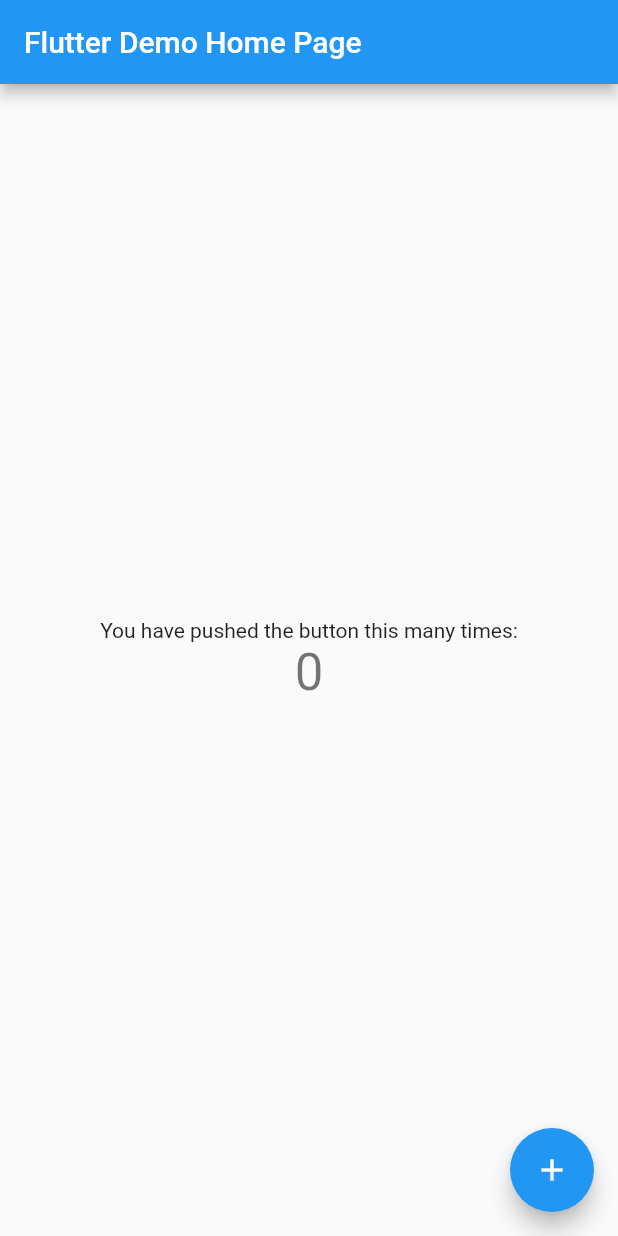
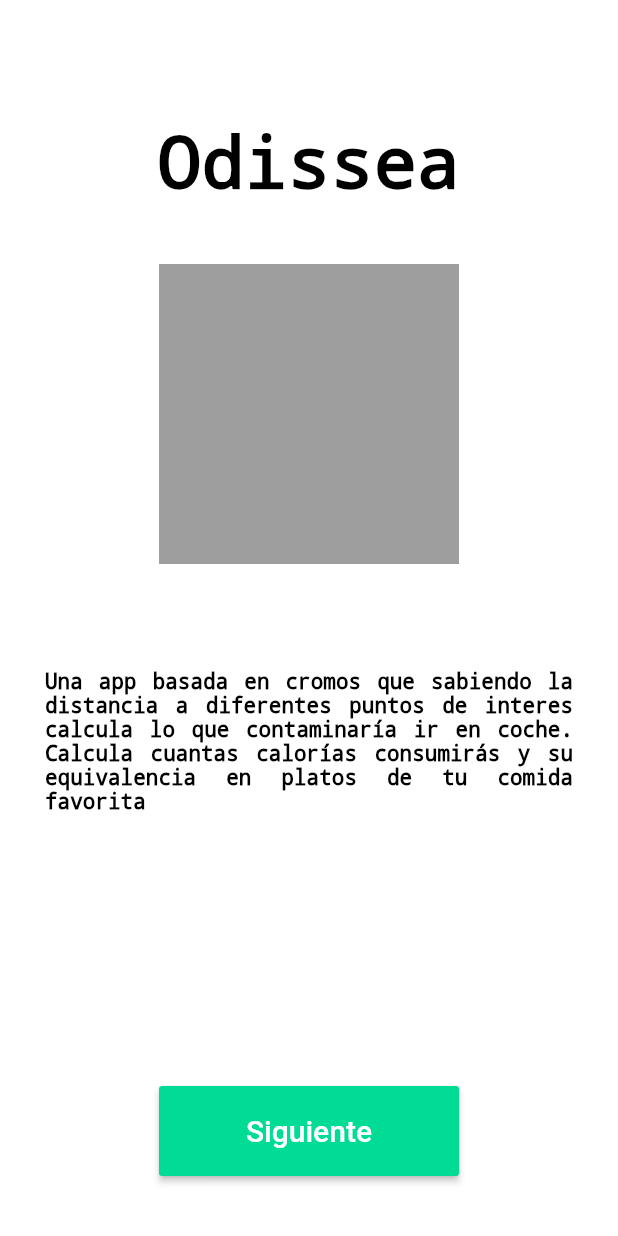
Before and after one commit to iscopan/odissea, a Flutter app: the screen it shows after launch, on a phone screen of 412 x 824 dp. Run offline on Flutter 3.47's test engine with Material 2 defaults, Android fonts, the phone set to English and light mode, and no system bars.

Commit message:
Tutorial 1.0

```diff
--- a/lib/main.dart
+++ b/lib/main.dart
@@ -1,111 +1,15 @@
 import 'package:flutter/material.dart';
+import 'package:odissea/tutorial.dart';
 
 void main() => runApp(MyApp());
 
 class MyApp extends StatelessWidget {
-  // This widget is the root of your application.
   @override
   Widget build(BuildContext context) {
     return MaterialApp(
-      title: 'Flutter Demo',
-      theme: ThemeData(
-        // This is the theme of your application.
-        //
-        // Try running your application with "flutter run". You'll see the
-        // application has a blue toolbar. Then, without quitting the app, try
-        // changing the primarySwatch below to Colors.green and then invoke
-        // "hot reload" (press "r" in the console where you ran "flutter run",
-        // or simply save your changes to "hot reload" in a Flutter IDE).
-        // Notice that the counter didn't reset back to zero; the application
-        // is not restarted.
-        primarySwatch: Colors.blue,
-      ),
-      home: MyHomePage(title: 'Flutter Demo Home Page'),
+      themeMode: ThemeMode.system,
+      home: PantallaTutorial(),
     );
   }
+
 }
-
-class MyHomePage extends StatefulWidget {
-  MyHomePage({Key key, this.title}) : super(key: key);
-
-  // This widget is the home page of your application. It is stateful, meaning
-  // that it has a State object (defined below) that contains fields that affect
-  // how it looks.
-
-  // This class is the configuration for the state. It holds the values (in this
-  // case the title) provided by the parent (in this case the App widget) and
-  // used by the build method of the State. Fields in a Widget subclass are
-  // always marked "final".
-
-  final String title;
-
-  @override
-  _MyHomePageState createState() => _MyHomePageState();
-}
-
-class _MyHomePageState extends State<MyHomePage> {
-  int _counter = 0;
-
-  void _incrementCounter() {
-    setState(() {
-      // This call to setState tells the Flutter framework that something has
-      // changed in this State, which causes it to rerun the build method below
-      // so that the display can reflect the updated values. If we changed
-      // _counter without calling setState(), then the build method would not be
-      // called again, and so nothing would appear to happen.
-      _counter++;
-    });
-  }
-
-  @override
-  Widget build(BuildContext context) {
-    // This method is rerun every time setState is called, for instance as done
-    // by the _incrementCounter method above.
-    //
-    // The Flutter framework has been optimized to make rerunning build methods
-    // fast, so that you can just rebuild anything that needs updating rather
-    // than having to individually change instances of widgets.
-    return Scaffold(
-      appBar: AppBar(
-        // Here we take the value from the MyHomePage object that was created by
-        // the App.build method, and use it to set our appbar title.
-        title: Text(widget.title),
-      ),
-      body: Center(
-        // Center is a layout widget. It takes a single child and positions it
-        // in the middle of the parent.
-        child: Column(
-          // Column is also a layout widget. It takes a list of children and
-          // arranges them vertically. By default, it sizes itself to fit its
-          // children horizontally, and tries to be as tall as its parent.
-          //
-          // Invoke "debug painting" (press "p" in the console, choose the
-          // "Toggle Debug Paint" action from the Flutter Inspector in Android
-          // Studio, or the "Toggle Debug Paint" command in Visual Studio Code)
-          // to see the wireframe for each widget.
-          //
-          // Column has various properties to control how it sizes itself and
-          // how it positions its children. Here we use mainAxisAlignment to
-          // center the children vertically; the main axis here is the vertical
-          // axis because Columns are vertical (the cross axis would be
-          // horizontal).
-          mainAxisAlignment: MainAxisAlignment.center,
-          children: <Widget>[
-            Text(
-              'You have pushed the button this many times:',
-            ),
-            Text(
-              '$_counter',
-              style: Theme.of(context).textTheme.display1,
-            ),
-          ],
-        ),
-      ),
-      floatingActionButton: FloatingActionButton(
-        onPressed: _incrementCounter,
-        tooltip: 'Increment',
-        child: Icon(Icons.add),
-      ), // This trailing comma makes auto-formatting nicer for build methods.
-    );
-  }
-}
--- /dev/null
+++ b/lib/tutorial.dart
@@ -0,0 +1,80 @@
+import 'package:flutter/material.dart';
+import 'package:odissea/plato.dart';
+
+class PantallaTutorial extends StatelessWidget {
+
+  const PantallaTutorial({Key key}) : super(key: key);
+
+  final String titulo = 'Odissea';
+  final String explicacion = "Una app basada en cromos que sabiendo la distancia a diferentes puntos de interes calcula lo que contaminaría ir en coche. Calcula cuantas calorías consumirás y su equivalencia en platos de tu comida favorita";
+  @override
+  Widget build(BuildContext context) {
+    return Container(
+      color: Colors.white,
+    child: Center(
+      child: Column(
+        mainAxisSize: MainAxisSize.max,
+          children: [
+            Padding(
+              padding: EdgeInsets.all(40),
+            ),
+            Text(
+              titulo,
+              textAlign: TextAlign.center,
+              style: TextStyle(
+                  decoration: TextDecoration.none,
+                  color: Colors.black
+              ),
+            ),
+            Padding(
+              padding: EdgeInsets.all(20),
+            ),
+            Container(
+              width: 200,
+              height: 200,
+              color: Colors.grey,
+              ),
+            Padding(
+              padding: EdgeInsets.all(20),
+            ),
+          Expanded(
+          child: Container(
+            margin: EdgeInsets.all(30),
+            child: Text(
+              explicacion,
+              style: TextStyle(
+                  fontSize: 14,
+                  decoration: TextDecoration.none,
+                  color: Colors.black
+              ),
+              textAlign: TextAlign.justify,
+            ),
+          ),
+          ),
+          MaterialButton(
+            minWidth: 200,
+            height: 60,
+            onPressed: () {
+              Navigator.push(
+                  context,
+                  MaterialPageRoute(builder: (context) => PlatoTutorial())
+              );
+            },
+            color: Color.fromRGBO(0, 220, 150, 100),
+            child: const Text(
+              'Siguiente',
+              style: TextStyle(
+                fontSize: 20,
+                color: Colors.white
+              ),
+            ),
+          ),
+            Padding(
+              padding: EdgeInsets.all(20),
+            ),
+        ],
+      ),
+      ),
+    );
+  }
+}
```
Also changed, not shown: lib/final.dart (added, +78 -0 lines), lib/plato.dart (added, +162 -0 lines), lib/ubicacion.dart (added, +83 -0 lines), pubspec.lock.
